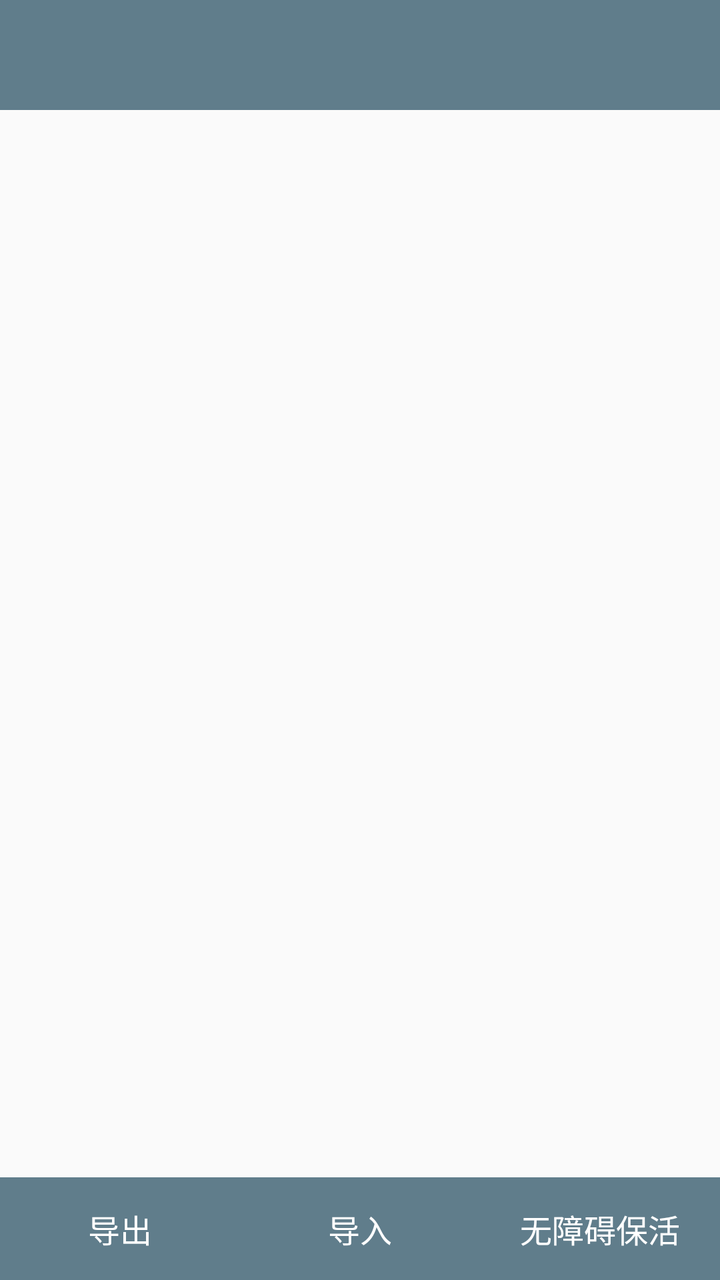
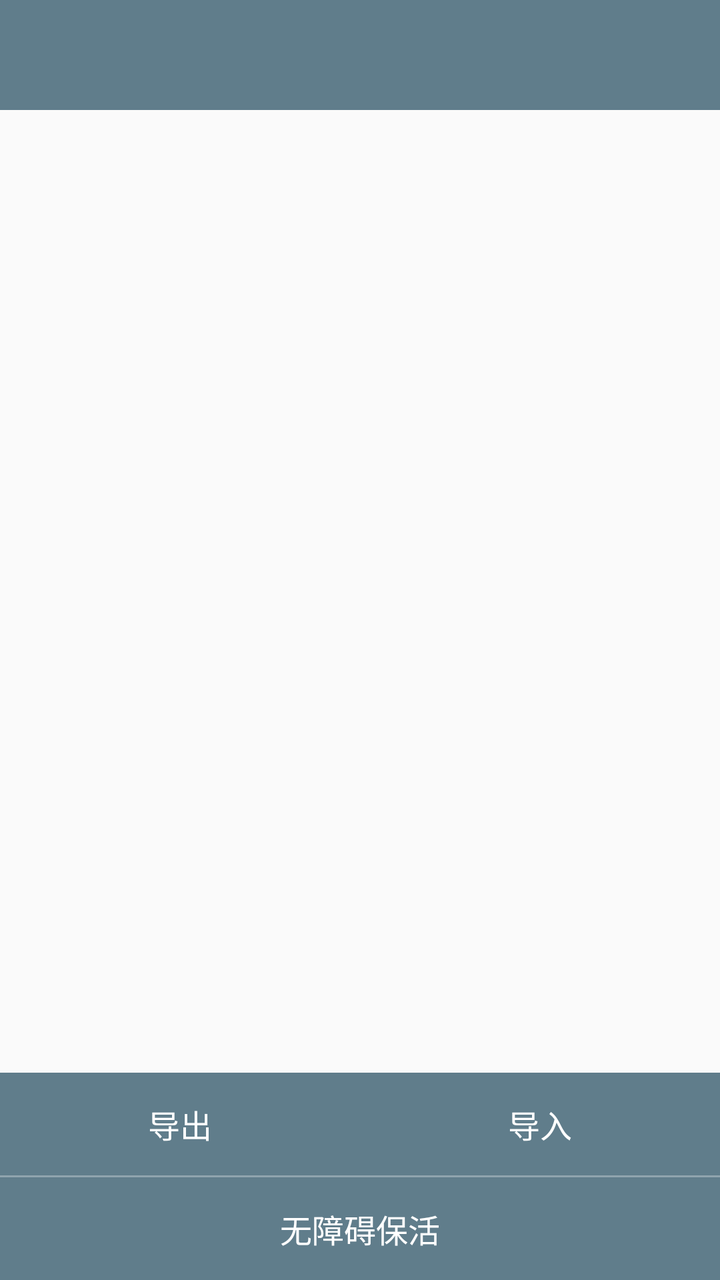

The first picture is an Android layout as it rendered before a commit; the second is the same layout after the commit. The layout source and the unified diff follow.
<!-- AndroidManifest.xml: application theme AppTheme -->
<!-- res/layout/activity_gps_main.xml -->
<?xml version="1.0" encoding="utf-8"?>
<androidx.drawerlayout.widget.DrawerLayout
    xmlns:android="http://schemas.android.com/apk/res/android"
    android:id="@+id/drawer_layout"
    android:layout_width="match_parent"
    android:layout_height="match_parent"
    android:fitsSystemWindows="true">


    <FrameLayout
        android:id="@+id/supercontainer"
        android:layout_width="match_parent"
        android:layout_height="match_parent" >
        <androidx.appcompat.widget.Toolbar
            android:id="@+id/toolbar"
            android:layout_height="55dp"
            android:layout_width="match_parent"
            android:minHeight="?attr/actionBarSize"
            android:background="?attr/colorPrimary"
            android:theme="@style/ThemeOverlay.AppCompat.Dark.ActionBar"
            android:contentInsetStart="72dp">
            <RelativeLayout xmlns:android="http://schemas.android.com/apk/res/android"
                            android:orientation="horizontal"
                            android:layout_width="fill_parent"
                            android:layout_height="wrap_content">

                <ImageView
                    android:layout_alignParentRight="true"
                    android:contentDescription="GPS fix status"
                    android:layout_width="30dp"
                    android:layout_height="30dp"
                    android:padding="5dp"
                    android:layout_centerVertical="true"
                    android:id="@+id/notification_bulb"
                    android:src="@drawable/circle_none"/>


                <ProgressBar
                    android:id="@+id/progressBarGpsFix"
                    android:progressDrawable="@drawable/progress"
                    android:layout_centerVertical="true"
                    android:layout_width="25dp"
                    android:layout_height="25dp"
                    android:visibility="invisible"
                    android:indeterminateOnly="true"
                    android:layout_toLeftOf="@id/notification_bulb"/>

            </RelativeLayout>
            </androidx.appcompat.widget.Toolbar>
        
        <FrameLayout
            android:layout_marginTop="55dp"
            android:id="@+id/container"
            android:layout_width="match_parent"
            android:layout_height="match_parent" >
        </FrameLayout>
        <LinearLayout
            android:id="@+id/toolbarBottom"
            android:layout_gravity="bottom"
            android:layout_height="wrap_content"
            android:layout_width="match_parent"
            android:orientation="horizontal"
            android:visibility="visible"
            android:background="@color/primaryColor"
            >
            <TextView
                android:id="@+id/btnExportConfig"
                android:layout_width="0dp"
                android:layout_height="wrap_content"
                android:layout_weight="1"
                android:gravity="center"
                android:paddingTop="14dp"
                android:paddingBottom="14dp"
                android:text="@string/menu_export_short"
                android:textColor="#FFFFFF"
                android:textSize="16sp"
                android:clickable="true"
                android:focusable="true"
                android:background="?attr/selectableItemBackground"
                />
            <TextView
                android:id="@+id/btnImportConfig"
                android:layout_width="0dp"
                android:layout_height="wrap_content"
                android:layout_weight="1"
                android:gravity="center"
                android:paddingTop="14dp"
                android:paddingBottom="14dp"
                android:text="@string/menu_import_short"
                android:textColor="#FFFFFF"
                android:textSize="16sp"
                android:clickable="true"
                android:focusable="true"
                android:background="?attr/selectableItemBackground"
                />
            <TextView
                android:id="@+id/btnAccessibility"
                android:layout_width="0dp"
                android:layout_height="wrap_content"
                android:layout_weight="1"
                android:gravity="center"
                android:paddingTop="14dp"
                android:paddingBottom="14dp"
                android:text="@string/menu_accessibility"
                android:textColor="#FFFFFF"
                android:textSize="16sp"
                android:clickable="true"
                android:focusable="true"
                android:background="?attr/selectableItemBackground"
                />
        </LinearLayout>
    </FrameLayout>


</androidx.drawerlayout.widget.DrawerLayout>
<!-- resources referenced by this layout -->
<resources>
  <color name="primaryColor">#607d8b</color>
  <!-- drawable circle_none (drawable) -->
  <?xml version="1.0" encoding="utf-8"?>
  <shape xmlns:android="http://schemas.android.com/apk/res/android"
          android:shape="oval">
      <solid android:color="#00000000" />
      <stroke android:color="#00000000" android:width="1dp"/>
  </shape>
  <!-- drawable progress (drawable) -->
  <?xml version="1.0" encoding="utf-8"?>
  <rotate xmlns:android="http://schemas.android.com/apk/res/android"
          android:fromDegrees="0"
          android:pivotX="50%"
          android:pivotY="50%"
          android:duration="1"
      android:toDegrees="360" >
  
  <shape
  android:innerRadiusRatio="3"
  android:shape="ring"
  android:thicknessRatio="8"
  android:useLevel="false" >
  
      
      
  
  <gradient
      android:centerColor="#FFFFFF"
      android:centerY="0.50"
      android:endColor="@color/primaryColorLight"
      android:startColor="#FFFFFF"
      android:type="sweep"
      android:useLevel="false" />
  </shape>
  
      </rotate>
  <string name="menu_accessibility">无障碍保活</string>
  <string name="menu_export_short">导出</string>
  <string name="menu_import_short">导入</string>
  <style name="AppTheme" parent="Theme.AppCompat.DayNight.NoActionBar">
  
          
          
          <item name="colorPrimary">@color/primaryColor</item>
          
          <item name="colorPrimaryDark">@color/primaryColorDark</item>
          
          <item name="colorAccent">@color/accentColor</item>
          
  
          
          <item name="android:windowContentOverlay">@null</item>
  
          
          <item name="android:windowNoTitle">true</item>
  
          
          <item name="windowActionBar">false</item>
  
          
  
  
          
          <item name="material_drawer_primary_text">@color/primaryColorText</item>
          <item name="material_drawer_secondary_text">@color/secondaryColorText</item>
          <item name="material_drawer_hint_text">@color/primaryColorLight</item>
          <item name="material_drawer_header_selection_text">@color/primaryColorLight</item>
          <item name="material_drawer_selected">@color/divider</item>
  
          <item name="colorSurface">#FFFFFF</item>
      </style>
  <color name="primaryColorLight">#ffdee7eb</color>
  <color name="primaryColorDark">#455a64</color>
  <color name="accentColor">#448aff</color>
  <color name="primaryColorText">#212121</color>
  <color name="secondaryColorText">#727272</color>
  <color name="divider">#B6B6B6</color>
</resources>

<!-- the commit's change to res/layout/activity_gps_main.xml (unified diff, before → after) -->
@@ -54,50 +54,61 @@
             android:layout_width="match_parent"
             android:layout_height="match_parent" >
         </FrameLayout>
+        
         <LinearLayout
             android:id="@+id/toolbarBottom"
             android:layout_gravity="bottom"
             android:layout_height="wrap_content"
             android:layout_width="match_parent"
-            android:orientation="horizontal"
+            android:orientation="vertical"
             android:visibility="visible"
             android:background="@color/primaryColor"
             >
-            <TextView
-                android:id="@+id/btnExportConfig"
-                android:layout_width="0dp"
+            <LinearLayout
+                android:layout_width="match_parent"
                 android:layout_height="wrap_content"
-                android:layout_weight="1"
-                android:gravity="center"
-                android:paddingTop="14dp"
-                android:paddingBottom="14dp"
-                android:text="@string/menu_export_short"
-                android:textColor="#FFFFFF"
-                android:textSize="16sp"
-                android:clickable="true"
-                android:focusable="true"
-                android:background="?attr/selectableItemBackground"
-                />
-            <TextView
-                android:id="@+id/btnImportConfig"
-                android:layout_width="0dp"
-                android:layout_height="wrap_content"
-                android:layout_weight="1"
-                android:gravity="center"
-                android:paddingTop="14dp"
-                android:paddingBottom="14dp"
-                android:text="@string/menu_import_short"
-                android:textColor="#FFFFFF"
-                android:textSize="16sp"
-                android:clickable="true"
-                android:focusable="true"
-                android:background="?attr/selectableItemBackground"
+                android:orientation="horizontal"
+                >
+                <TextView
+                    android:id="@+id/btnExportConfig"
+                    android:layout_width="0dp"
+                    android:layout_height="wrap_content"
+                    android:layout_weight="1"
+                    android:gravity="center"
+                    android:paddingTop="14dp"
+                    android:paddingBottom="14dp"
+                    android:text="@string/menu_export_short"
+                    android:textColor="#FFFFFF"
+                    android:textSize="16sp"
+                    android:clickable="true"
+                    android:focusable="true"
+                    android:background="?attr/selectableItemBackground"
+                    />
+                <TextView
+                    android:id="@+id/btnImportConfig"
+                    android:layout_width="0dp"
+                    android:layout_height="wrap_content"
+                    android:layout_weight="1"
+                    android:gravity="center"
+                    android:paddingTop="14dp"
+                    android:paddingBottom="14dp"
+                    android:text="@string/menu_import_short"
+                    android:textColor="#FFFFFF"
+                    android:textSize="16sp"
+                    android:clickable="true"
+                    android:focusable="true"
+                    android:background="?attr/selectableItemBackground"
+                    />
+            </LinearLayout>
+            <View
+                android:layout_width="match_parent"
+                android:layout_height="1dp"
+                android:background="#4DFFFFFF"
                 />
             <TextView
                 android:id="@+id/btnAccessibility"
-                android:layout_width="0dp"
+                android:layout_width="match_parent"
                 android:layout_height="wrap_content"
-                android:layout_weight="1"
                 android:gravity="center"
                 android:paddingTop="14dp"
                 android:paddingBottom="14dp"
